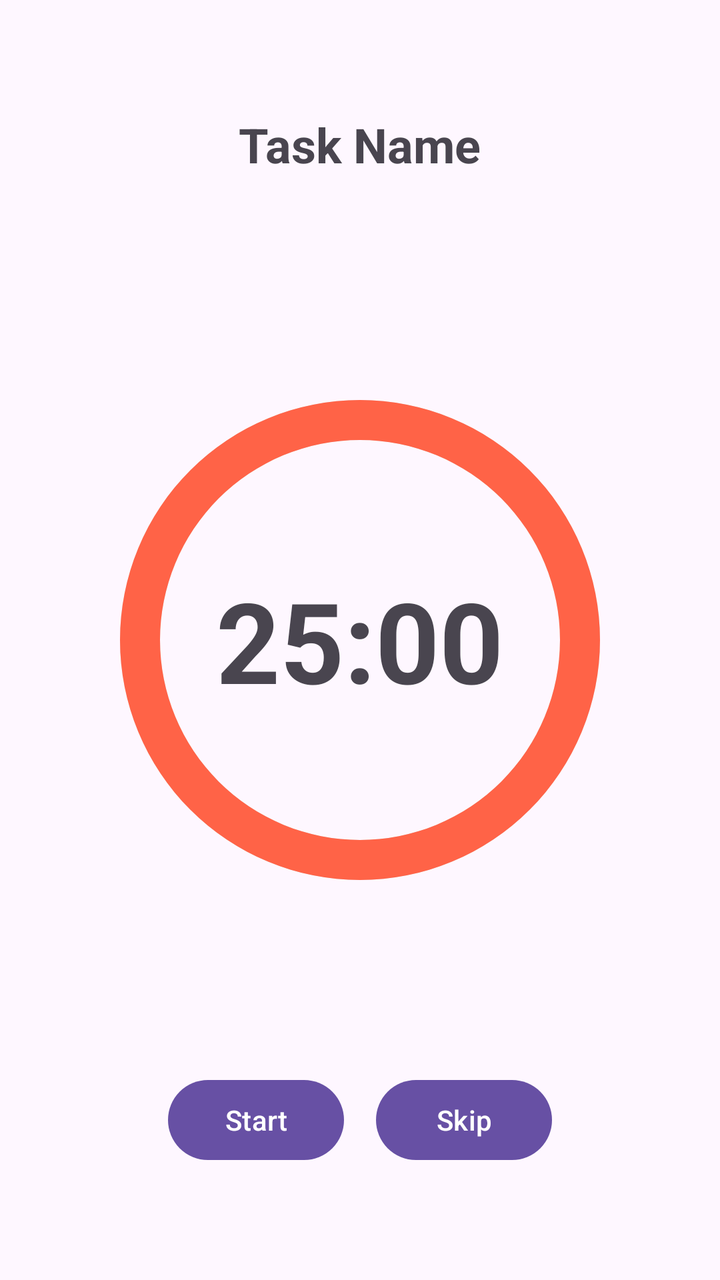
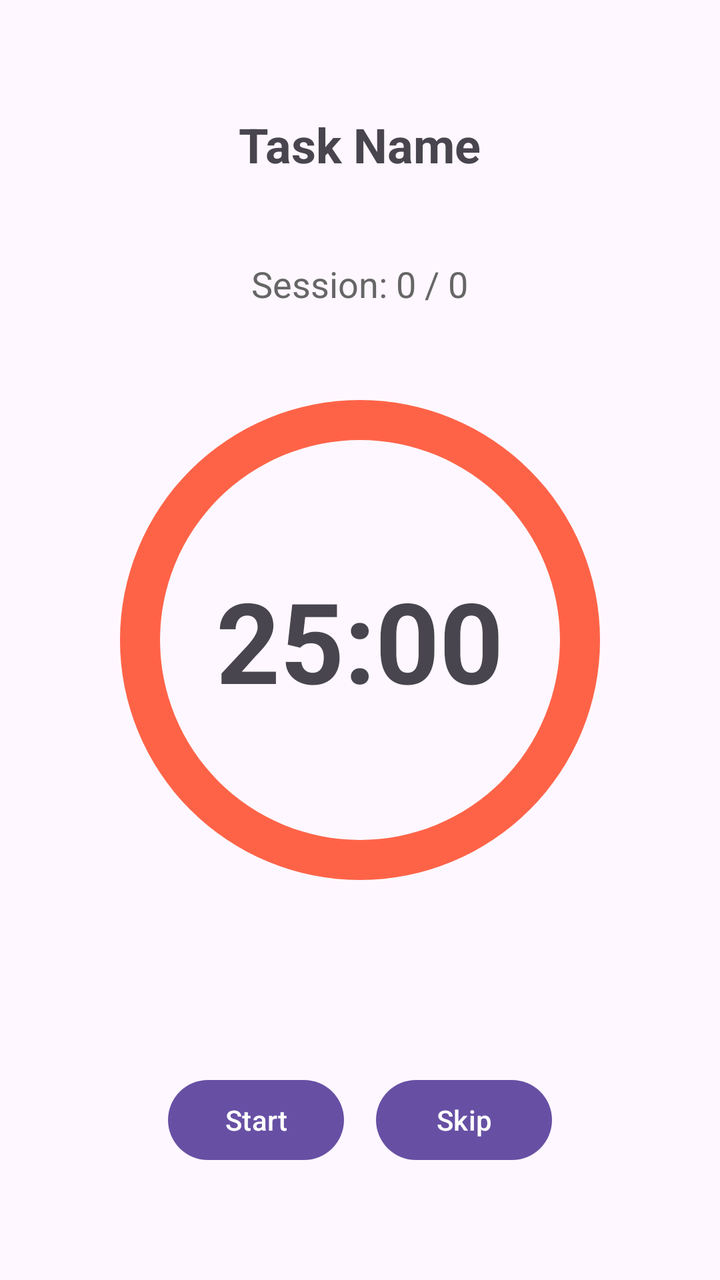

The first picture is an Android layout as it rendered before a commit; the second is the same layout after the commit. The layout source and the unified diff follow.
<!-- AndroidManifest.xml: application theme Theme.Pomodoro -->
<!-- res/layout/activity_timer.xml -->
<?xml version="1.0" encoding="utf-8"?>
<RelativeLayout xmlns:android="http://schemas.android.com/apk/res/android"
    android:layout_width="match_parent"
    android:layout_height="match_parent"
    android:padding="24dp">

    <TextView
        android:id="@+id/text_active_task_name"
        android:layout_width="wrap_content"
        android:layout_height="wrap_content"
        android:layout_centerHorizontal="true"
        android:layout_marginTop="32dp"
        android:text="Task Name"
        android:textSize="24sp"
        android:textStyle="bold" />

    <RelativeLayout
        android:id="@+id/layout_timer_circle"
        android:layout_width="300dp"
        android:layout_height="300dp"
        android:layout_centerInParent="true">

        <ProgressBar
            android:id="@+id/progress_timer"
            style="?android:attr/progressBarStyleHorizontal"
            android:layout_width="match_parent"
            android:layout_height="match_parent"
            android:indeterminate="false"
            android:max="100"
            android:progress="100"
            android:progressDrawable="@drawable/circular_progress" />

        <TextView
            android:id="@+id/text_countdown"
            android:layout_width="wrap_content"
            android:layout_height="wrap_content"
            android:layout_centerInParent="true"
            android:text="25:00"
            android:textSize="56sp"
            android:textStyle="bold" />
    </RelativeLayout>

    <TextView
        android:id="@+id/text_quote"
        android:layout_width="match_parent"
        android:layout_height="wrap_content"
        android:layout_below="@id/layout_timer_circle"
        android:layout_marginTop="24dp"
        android:textAlignment="center"
        android:textSize="16sp"
        android:textStyle="italic" />

    <LinearLayout
        android:layout_width="match_parent"
        android:layout_height="wrap_content"
        android:layout_alignParentBottom="true"
        android:layout_marginBottom="32dp"
        android:orientation="horizontal"
        android:gravity="center">

        <Button
            android:id="@+id/btn_start_pause"
            android:layout_width="wrap_content"
            android:layout_height="wrap_content"
            android:text="Start"
            android:layout_marginEnd="16dp"/>

        <Button
            android:id="@+id/btn_skip"
            android:layout_width="wrap_content"
            android:layout_height="wrap_content"
            android:text="Skip" />
    </LinearLayout>
</RelativeLayout>
<!-- resources referenced by this layout -->
<resources>
  <!-- drawable circular_progress (drawable) -->
  <?xml version="1.0" encoding="utf-8"?>
  <layer-list xmlns:android="http://schemas.android.com/apk/res/android">
      
      <item>
          <shape android:shape="ring" android:thicknessRatio="15" android:useLevel="false">
              <solid android:color="#E0E0E0" />
          </shape>
      </item>
      
      <item>
          <rotate android:fromDegrees="270" android:toDegrees="270">
              <shape android:shape="ring" android:thicknessRatio="15" android:useLevel="true">
                  <solid android:color="#FF6347" />
              </shape>
          </rotate>
      </item>
  </layer-list>
  <style name="Theme.Pomodoro" parent="Base.Theme.Pomodoro" />
  <style name="Base.Theme.Pomodoro" parent="Theme.Material3.DayNight.NoActionBar">
          
          
      </style>
</resources>

<!-- the commit's change to res/layout/activity_timer.xml (unified diff, before → after) -->
@@ -13,6 +13,17 @@
         android:text="Task Name"
         android:textSize="24sp"
         android:textStyle="bold" />
+
+    <TextView
+        android:id="@+id/text_session_count"
+        android:layout_width="wrap_content"
+        android:layout_height="wrap_content"
+        android:layout_above="@id/layout_timer_circle"
+        android:layout_centerHorizontal="true"
+        android:layout_marginBottom="16dp"
+        android:text="Session: 0 / 0"
+        android:textSize="18sp"
+        android:textColor="#666666" />
 
     <RelativeLayout
         android:id="@+id/layout_timer_circle"
